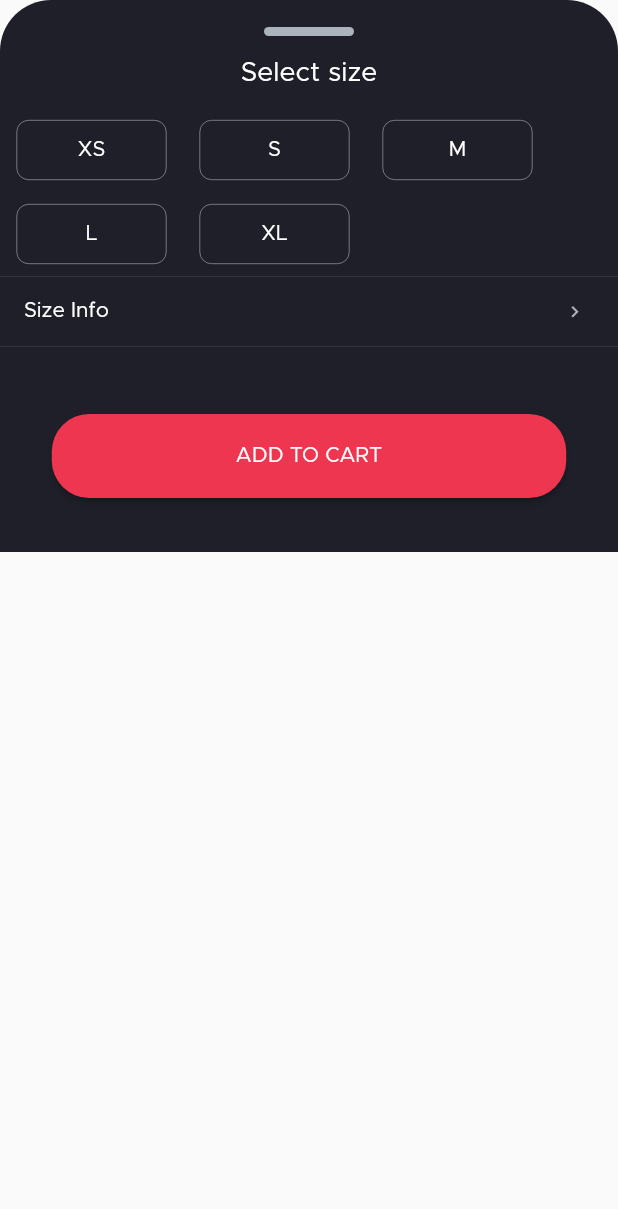
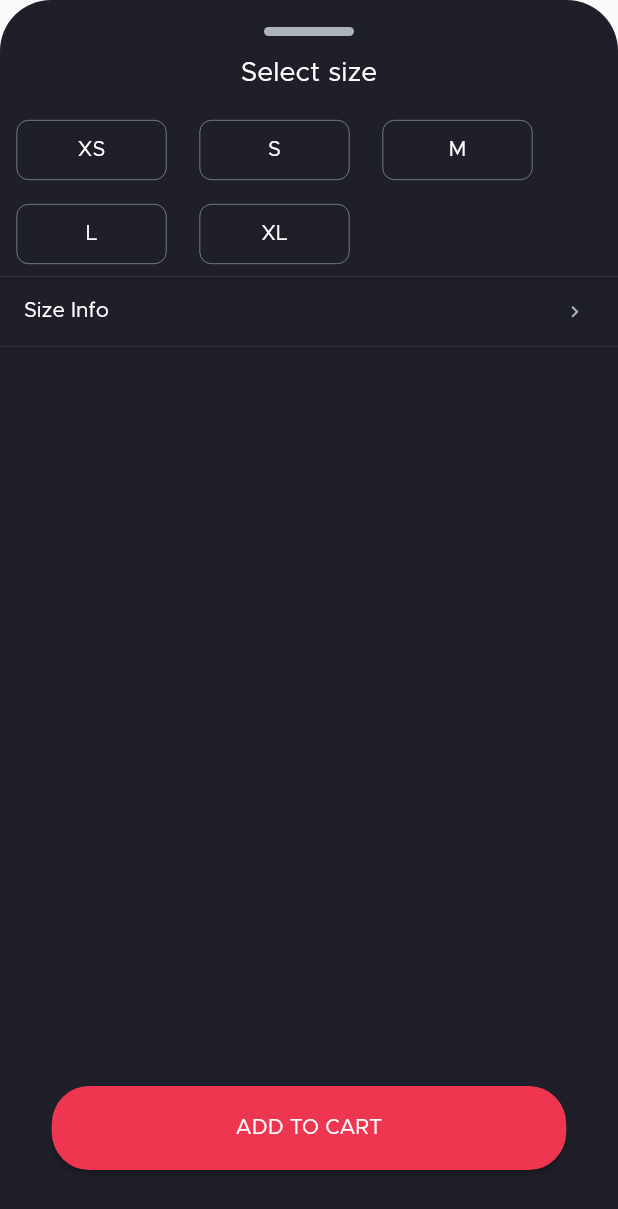
Before and after one commit to mo3ta123/flutter_task, a Flutter app: the BottomSheetWidget widget shown alone on an empty page, opened directly, on a phone screen of 412 x 824 dp. Shown: the top 1209 px of the screen. Run offline on Flutter 3.47's test engine with Material 2 defaults, Android fonts, the phone set to English and light mode, and no system bars; our stand-ins replace flutter_rating_bar; network calls fail.

Commit message:
page one done

```diff
--- a/lib/widgets/bottom_sheet.dart
+++ b/lib/widgets/bottom_sheet.dart
@@ -12,7 +12,7 @@ class BottomSheetWidget extends StatelessWidget {
       alignment: Alignment.center,
       children: [
         Container(
-          height: 368,
+          //height: 368,
           width: MediaQuery.of(context).size.width,
           clipBehavior: Clip.antiAlias,
           decoration: const BoxDecoration(
@@ -93,7 +93,7 @@ class BottomSheetWidget extends StatelessWidget {
           ),
         ),
         Positioned(
-          top: 276,
+          bottom: 44,
           child: CircularButton(
             height: 48,
             width: 343,
```
